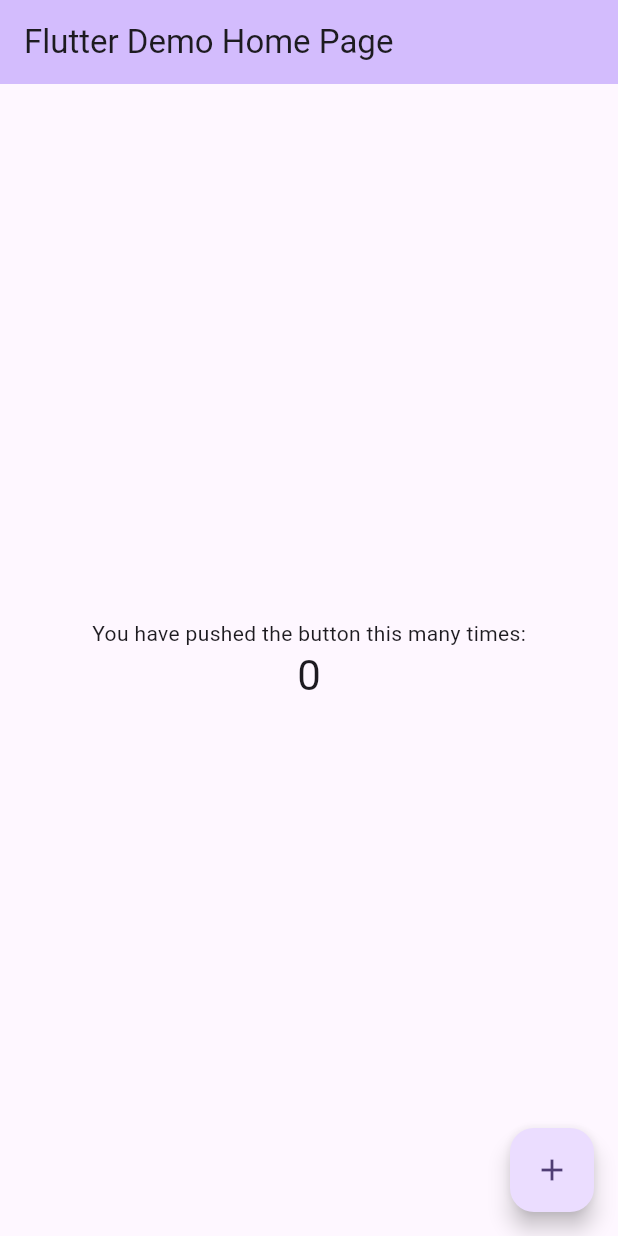
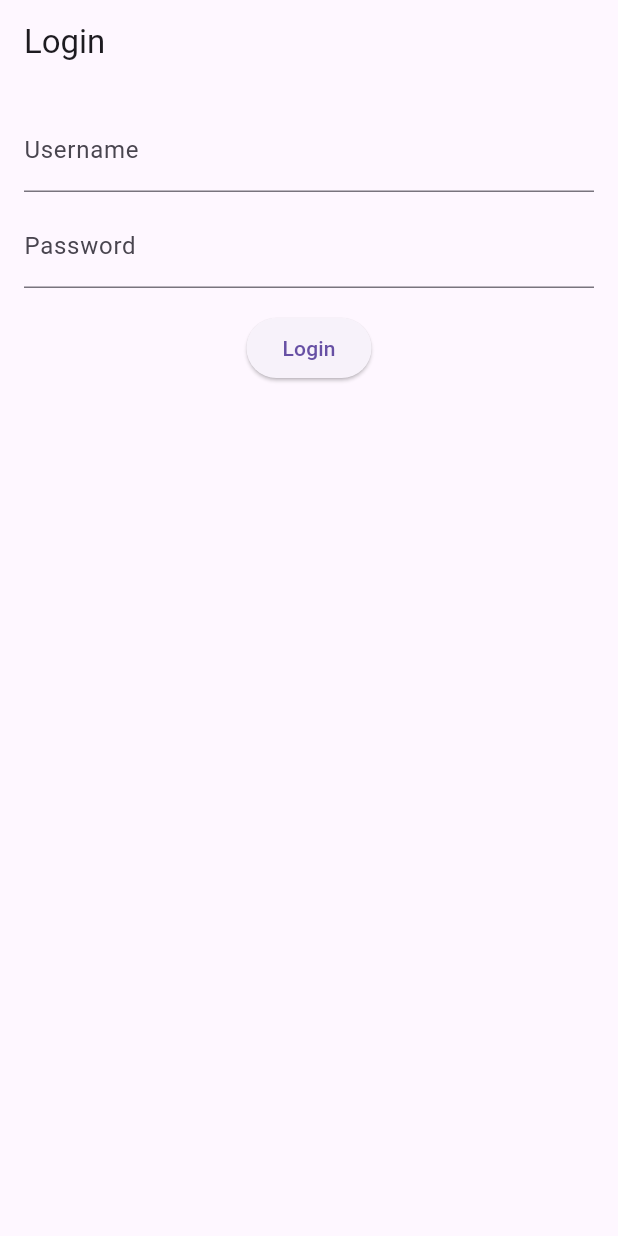
Before and after one commit to setif-developers-group/SDG-MoneyMate-flutter, a Flutter app: the screen it shows after launch, on a phone screen of 412 x 824 dp. Run offline on Flutter 3.47's test engine with Material 3 defaults, Android fonts, the light colour scheme and no system bars; our stand-ins replace dio, flutter_riverpod.

Commit message:
Your message

```diff
--- /dev/null
+++ b/lib/core/providers.dart
@@ -0,0 +1,4 @@
+import 'package:flutter_riverpod/flutter_riverpod.dart';
+import 'package:sdg_moneymate/core/network/api_client.dart';
+
+final apiClientProvider = Provider<ApiClient>((ref) => ApiClient());
--- /dev/null
+++ b/lib/features/auth/data/auth_remote_data_source.dart
@@ -0,0 +1,17 @@
+import '../../../core/network/api_client.dart';
+
+class AuthRemoteDataSource {
+  final ApiClient client;
+
+  AuthRemoteDataSource(this.client);
+
+  Future<Map<String, dynamic>> login(String username, String password) async {
+    final resp = await client.post('/api/token/', data: {'username': username, 'password': password});
+    return Map<String, dynamic>.from(resp.data);
+  }
+
+  Future<Map<String, dynamic>> signup(String username, String password, String email) async {
+    final resp = await client.post('/api/users/create/', data: {'username': username, 'password': password, 'email': email});
+    return Map<String, dynamic>.from(resp.data);
+  }
+}
--- /dev/null
+++ b/lib/features/auth/data/auth_repository_impl.dart
@@ -0,0 +1,20 @@
+import '../domain/auth_repository.dart';
+import 'auth_remote_data_source.dart';
+
+class AuthRepositoryImpl implements AuthRepository {
+  final AuthRemoteDataSource remote;
+
+  AuthRepositoryImpl(this.remote);
+
+  @override
+  Future<String> login(String username, String password) async {
+    final data = await remote.login(username, password);
+    if (data.containsKey('access')) return data['access'] as String;
+    throw Exception('Login failed');
+  }
+
+  @override
+  Future<void> signup(String username, String password, String email) async {
+    await remote.signup(username, password, email);
+  }
+}
--- /dev/null
+++ b/lib/features/auth/domain/auth_repository.dart
@@ -0,0 +1,4 @@
+abstract class AuthRepository {
+  Future<String> login(String username, String password);
+  Future<void> signup(String username, String password, String email);
+}
--- /dev/null
+++ b/lib/features/auth/presentation/login_page.dart
@@ -0,0 +1,60 @@
+import 'package:flutter/material.dart';
+import 'package:flutter_riverpod/flutter_riverpod.dart';
+import 'package:sdg_moneymate/core/providers.dart';
+
+class LoginPage extends ConsumerStatefulWidget {
+  const LoginPage({super.key});
+
+  @override
+  ConsumerState<LoginPage> createState() => _LoginPageState();
+}
+
+class _LoginPageState extends ConsumerState<LoginPage> {
+  final _userCtrl = TextEditingController();
+  final _passCtrl = TextEditingController();
+
+  bool _loading = false;
+
+  Future<void> _login() async {
+    setState(() => _loading = true);
+    // Minimal stub: call auth token endpoint using ApiClient
+    try {
+      final api = ref.read(apiClientProvider);
+      final resp = await api.post('/api/token/', data: {'username': _userCtrl.text, 'password': _passCtrl.text});
+      if (resp.data != null && resp.data['access'] != null) {
+        if (!mounted) return;
+        showDialog(
+          context: context,
+          builder: (_) => AlertDialog(title: const Text('Logged in'), content: Text('access: ${resp.data['access']}')),
+        );
+      } else {
+        if (!mounted) return;
+        ScaffoldMessenger.of(context).showSnackBar(const SnackBar(content: Text('Login failed')));
+      }
+    } catch (e) {
+      if (!mounted) return;
+      ScaffoldMessenger.of(context).showSnackBar(SnackBar(content: Text('Error: $e')));
+    } finally {
+      setState(() => _loading = false);
+    }
+  }
+
+  @override
+  Widget build(BuildContext context) {
+    return Scaffold(
+      appBar: AppBar(title: const Text('Login')),
+      body: Padding(
+        padding: const EdgeInsets.all(16.0),
+        child: Column(
+          children: [
+            TextField(controller: _userCtrl, decoration: const InputDecoration(labelText: 'Username')),
+            const SizedBox(height: 8),
+            TextField(controller: _passCtrl, decoration: const InputDecoration(labelText: 'Password'), obscureText: true),
+            const SizedBox(height: 16),
+            ElevatedButton(onPressed: _loading ? null : _login, child: _loading ? const CircularProgressIndicator() : const Text('Login')),
+          ],
+        ),
+      ),
+    );
+  }
+}
--- a/lib/main.dart
+++ b/lib/main.dart
@@ -1,122 +1,145 @@
 import 'package:flutter/material.dart';
+import 'package:flutter_riverpod/flutter_riverpod.dart';
+import 'features/auth/presentation/login_page.dart';
+import 'features/budget/presentation/budget_list_page.dart';
+import 'features/chat/presentation/chat_page.dart';
 
 void main() {
-  runApp(const MyApp());
+  runApp(const ProviderScope(child: MyApp()));
 }
 
 class MyApp extends StatelessWidget {
   const MyApp({super.key});
 
-  // This widget is the root of your application.
   @override
   Widget build(BuildContext context) {
     return MaterialApp(
-      title: 'Flutter Demo',
-      theme: ThemeData(
-        // This is the theme of your application.
-        //
-        // TRY THIS: Try running your application with "flutter run". You'll see
-        // the application has a purple toolbar. Then, without quitting the app,
-        // try changing the seedColor in the colorScheme below to Colors.green
-        // and then invoke "hot reload" (save your changes or press the "hot
-        // reload" button in a Flutter-supported IDE, or press "r" if you used
-        // the command line to start the app).
-        //
-        // Notice that the counter didn't reset back to zero; the application
-        // state is not lost during the reload. To reset the state, use hot
-        // restart instead.
-        //
-        // This works for code too, not just values: Most code changes can be
-        // tested with just a hot reload.
-        colorScheme: ColorScheme.fromSeed(seedColor: Colors.deepPurple),
-      ),
-      home: const MyHomePage(title: 'Flutter Demo Home Page'),
+      title: 'SDG MoneyMate',
+      theme: ThemeData(primarySwatch: Colors.deepPurple),
+      initialRoute: '/',
+      routes: {
+        '/': (_) => const LoginPage(),
+        '/budget': (_) => const BudgetListPage(),
+        '/chat': (_) => const ChatPage(),
+      },
     );
   }
 }
 
-class MyHomePage extends StatefulWidget {
-  const MyHomePage({super.key, required this.title});
 
-  // This widget is the home page of your application. It is stateful, meaning
-  // that it has a State object (defined below) that contains fields that affect
-  // how it looks.
+// class MyApp extends StatelessWidget {
+//   const MyApp({super.key});
 
-  // This class is the configuration for the state. It holds the values (in this
-  // case the title) provided by the parent (in this case the App widget) and
-  // used by the build method of the State. Fields in a Widget subclass are
-  // always marked "final".
+//   // This widget is the root of your application.
+//   @override
+//   Widget build(BuildContext context) {
+//     return MaterialApp(
+//       title: 'Flutter Demo',
+//       theme: ThemeData(
+//         // This is the theme of your application.
+//         //
+//         // TRY THIS: Try running your application with "flutter run". You'll see
+//         // the application has a purple toolbar. Then, without quitting the app,
+//         // try changing the seedColor in the colorScheme below to Colors.green
+//         // and then invoke "hot reload" (save your changes or press the "hot
+//         // reload" button in a Flutter-supported IDE, or press "r" if you used
+//         // the command line to start the app).
+//         //
+//         // Notice that the counter didn't reset back to zero; the application
+//         // state is not lost during the reload. To reset the state, use hot
+//         // restart instead.
+//         //
+//         // This works for code too, not just values: Most code changes can be
+//         // tested with just a hot reload.
+//         colorScheme: ColorScheme.fromSeed(seedColor: Colors.deepPurple),
+//       ),
+//       home: const MyHomePage(title: 'Flutter Demo Home Page'),
+//     );
+//   }
+// }
 
-  final String title;
+// class MyHomePage extends StatefulWidget {
+//   const MyHomePage({super.key, required this.title});
 
-  @override
-  State<MyHomePage> createState() => _MyHomePageState();
-}
+//   // This widget is the home page of your application. It is stateful, meaning
+//   // that it has a State object (defined below) that contains fields that affect
+//   // how it looks.
 
-class _MyHomePageState extends State<MyHomePage> {
-  int _counter = 0;
+//   // This class is the configuration for the state. It holds the values (in this
+//   // case the title) provided by the parent (in this case the App widget) and
+//   // used by the build method of the State. Fields in a Widget subclass are
+//   // always marked "final".
 
-  void _incrementCounter() {
-    setState(() {
-      // This call to setState tells the Flutter framework that something has
-      // changed in this State, which causes it to rerun the build method below
-      // so that the display can reflect the updated values. If we changed
-      // _counter without calling setState(), then the build method would not be
-      // called again, and so nothing would appear to happen.
-      _counter++;
-    });
-  }
+//   final String title;
 
-  @override
-  Widget build(BuildContext context) {
-    // This method is rerun every time setState is called, for instance as done
-    // by the _incrementCounter method above.
-    //
-    // The Flutter framework has been optimized to make rerunning build methods
-    // fast, so that you can just rebuild anything that needs updating rather
-    // than having to individually change instances of widgets.
-    return Scaffold(
-      appBar: AppBar(
-        // TRY THIS: Try changing the color here to a specific color (to
-        // Colors.amber, perhaps?) and trigger a hot reload to see the AppBar
-        // change color while the other colors stay the same.
-        backgroundColor: Theme.of(context).colorScheme.inversePrimary,
-        // Here we take the value from the MyHomePage object that was created by
-        // the App.build method, and use it to set our appbar title.
-        title: Text(widget.title),
-      ),
-      body: Center(
-        // Center is a layout widget. It takes a single child and positions it
-        // in the middle of the parent.
-        child: Column(
-          // Column is also a layout widget. It takes a list of children and
-          // arranges them vertically. By default, it sizes itself to fit its
-          // children horizontally, and tries to be as tall as its parent.
-          //
-          // Column has various properties to control how it sizes itself and
-          // how it positions its children. Here we use mainAxisAlignment to
-          // center the children vertically; the main axis here is the vertical
-          // axis because Columns are vertical (the cross axis would be
-          // horizontal).
-          //
-          // TRY THIS: Invoke "debug painting" (choose the "Toggle Debug Paint"
-          // action in the IDE, or press "p" in the console), to see the
-          // wireframe for each widget.
-          mainAxisAlignment: MainAxisAlignment.center,
-          children: <Widget>[
-            const Text('You have pushed the button this many times:'),
-            Text(
-              '$_counter',
-              style: Theme.of(context).textTheme.headlineMedium,
-            ),
-          ],
-        ),
-      ),
-      floatingActionButton: FloatingActionButton(
-        onPressed: _incrementCounter,
-        tooltip: 'Increment',
-        child: const Icon(Icons.add),
-      ), // This trailing comma makes auto-formatting nicer for build methods.
-    );
-  }
-}
+//   @override
+//   State<MyHomePage> createState() => _MyHomePageState();
+// }
+
+// class _MyHomePageState extends State<MyHomePage> {
+//   int _counter = 0;
+
+//   void _incrementCounter() {
+//     setState(() {
+//       // This call to setState tells the Flutter framework that something has
+//       // changed in this State, which causes it to rerun the build method below
+//       // so that the display can reflect the updated values. If we changed
+//       // _counter without calling setState(), then the build method would not be
+//       // called again, and so nothing would appear to happen.
+//       _counter++;
+//     });
+//   }
+
+//   @override
+//   Widget build(BuildContext context) {
+//     // This method is rerun every time setState is called, for instance as done
+//     // by the _incrementCounter method above.
+//     //
+//     // The Flutter framework has been optimized to make rerunning build methods
+//     // fast, so that you can just rebuild anything that needs updating rather
+//     // than having to individually change instances of widgets.
+//     return Scaffold(
+//       appBar: AppBar(
+//         // TRY THIS: Try changing the color here to a specific color (to
+//         // Colors.amber, perhaps?) and trigger a hot reload to see the AppBar
+//         // change color while the other colors stay the same.
+//         backgroundColor: Theme.of(context).colorScheme.inversePrimary,
+//         // Here we take the value from the MyHomePage object that was created by
+//         // the App.build method, and use it to set our appbar title.
+//         title: Text(widget.title),
+//       ),
+//       body: Center(
+//         // Center is a layout widget. It takes a single child and positions it
+//         // in the middle of the parent.
+//         child: Column(
+//           // Column is also a layout widget. It takes a list of children and
+//           // arranges them vertically. By default, it sizes itself to fit its
+//           // children horizontally, and tries to be as tall as its parent.
+//           //
+//           // Column has various properties to control how it sizes itself and
+//           // how it positions its children. Here we use mainAxisAlignment to
+//           // center the children vertically; the main axis here is the vertical
+//           // axis because Columns are vertical (the cross axis would be
+//           // horizontal).
+//           //
+//           // TRY THIS: Invoke "debug painting" (choose the "Toggle Debug Paint"
+//           // action in the IDE, or press "p" in the console), to see the
+//           // wireframe for each widget.
+//           mainAxisAlignment: MainAxisAlignment.center,
+//           children: <Widget>[
+//             const Text('You have pushed the button this many times:'),
+//             Text(
+//               '$_counter',
+//               style: Theme.of(context).textTheme.headlineMedium,
+//             ),
+//           ],
+//         ),
+//       ),
+//       floatingActionButton: FloatingActionButton(
+//         onPressed: _incrementCounter,
+//         tooltip: 'Increment',
+//         child: const Icon(Icons.add),
+//       ), // This trailing comma makes auto-formatting nicer for build methods.
+//     );
+//   }
+// }
--- a/pubspec.yaml
+++ b/pubspec.yaml
@@ -34,6 +34,8 @@ dependencies:
   # The following adds the Cupertino Icons font to your application.
   # Use with the CupertinoIcons class for iOS style icons.
   cupertino_icons: ^1.0.8
+  flutter_riverpod: ^2.3.6
+  dio: ^5.2.1
 
 dev_dependencies:
   flutter_test:
```
Also changed, not shown: lib/core/network/api_client.dart (added, +37 -0 lines), lib/features/budget/presentation/budget_list_page.dart (added, +54 -0 lines), lib/features/chat/presentation/chat_page.dart (added, +57 -0 lines), pubspec.lock.
